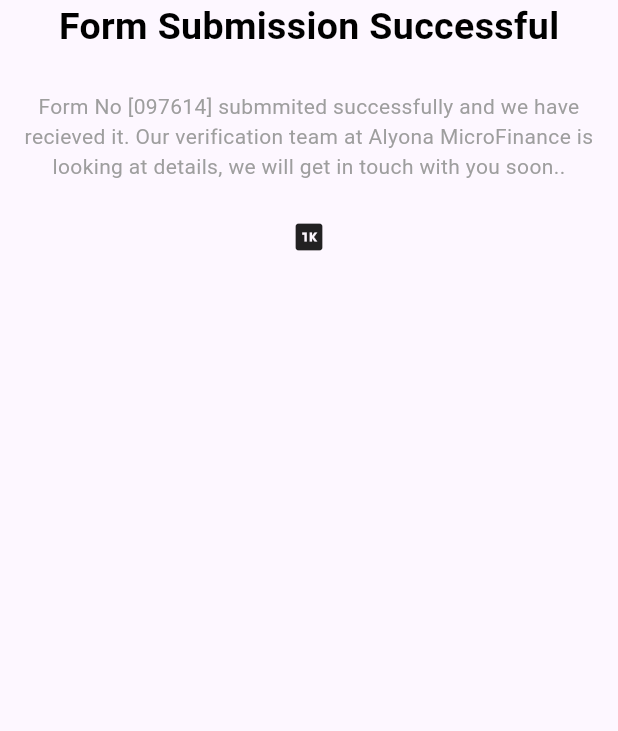
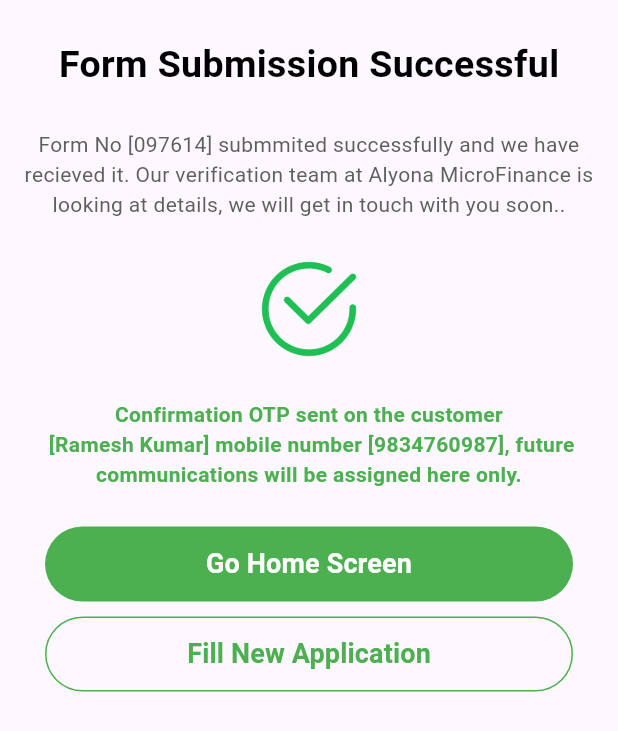
Before and after one commit to AbhishekManjunath98/AlyonaFincorpApp, a Flutter app: the FormSuccessScreen screen opened directly, on a phone screen of 412 x 824 dp. Shown: the top 731 px of the screen. Run offline on Flutter 3.47's test engine with Material 2 defaults, Android fonts, the light colour scheme and no system bars; our stand-ins replace animated_splash_screen, page_transition, pinput.

Commit message:
Completed design of FormSuccessScreen successfully..

```diff
--- a/lib/screens/alyonafin/FormSuccessScreen.dart
+++ b/lib/screens/alyonafin/FormSuccessScreen.dart
@@ -19,26 +19,80 @@
       child: Scaffold(
         body: Container(
           alignment: Alignment.center,
-          child: const Column(
+          child: Column(
             children: [
-              Text(
+              const SizedBox(height: 25),
+              const Text(
                 "Form Submission Successful",
                 style: TextStyle(
                     color: Colors.black,
                     fontWeight: FontWeight.w700,
                     fontSize: 25),
               ),
-              SizedBox(height: 25),
-              Padding(
+              const SizedBox(height: 25),
+              const Padding(
                 padding: EdgeInsets.only(left: 15, right: 15),
                 child: Text(
                   "Form No [097614] submmited successfully and we have recieved it. Our verification team at Alyona MicroFinance is looking at details, we will get in touch with you soon..",
                   textAlign: TextAlign.center,
-                  style: TextStyle(color: Colors.grey, fontSize: 14),
+                  style: TextStyle(
+                      color: Color.fromARGB(255, 97, 94, 94), fontSize: 14),
                 ),
               ),
-              SizedBox(height: 25),
-              Icon(Icons.one_k)
+              const SizedBox(height: 25),
+              Image.asset(
+                "assets/images/check.png",
+                height: 70,
+                width: 70,
+              ),
+              const SizedBox(height: 25),
+              const Padding(
+                padding: EdgeInsets.only(left: 15, right: 15),
+                child: Text(
+                  "Confirmation OTP sent on the customer \n [Ramesh Kumar] mobile number [9834760987], future communications will be assigned here only.",
+                  textAlign: TextAlign.center,
+                  style: TextStyle(
+                      color: Colors.green,
+                      fontWeight: FontWeight.w600,
+                      fontSize: 14),
+                ),
+              ),
+              const SizedBox(height: 25),
+              SizedBox(
+                width: MediaQuery.of(context).size.width - 60,
+                height: 50,
+                child: TextButton(
+                    style: const ButtonStyle(
+                        backgroundColor:
+                            MaterialStatePropertyAll(Colors.green)),
+                    onPressed: () {},
+                    child: const Text(
+                      "Go Home Screen",
+                      style: TextStyle(
+                          color: Colors.white,
+                          fontWeight: FontWeight.w700,
+                          fontSize: 18),
+                    )),
+              ),
+              const SizedBox(height: 10),
+              SizedBox(
+                width: MediaQuery.of(context).size.width - 60,
+                height: 50,
+                child: OutlinedButton(
+                    style: ButtonStyle(
+                      side: MaterialStateProperty.all(
+                          const BorderSide(color: Colors.green)),
+                      overlayColor: MaterialStateProperty.all(const Color.fromARGB(255, 148, 211, 151)),
+                    ),
+                    onPressed: () {},
+                    child: const Text(
+                      "Fill New Application",
+                      style: TextStyle(
+                          color: Colors.green,
+                          fontWeight: FontWeight.w700,
+                          fontSize: 18),
+                    )),
+              )
             ],
           ),
         ),
```
Also changed, not shown: assets/images/check.png (added), assets/images/failed.png (added).
